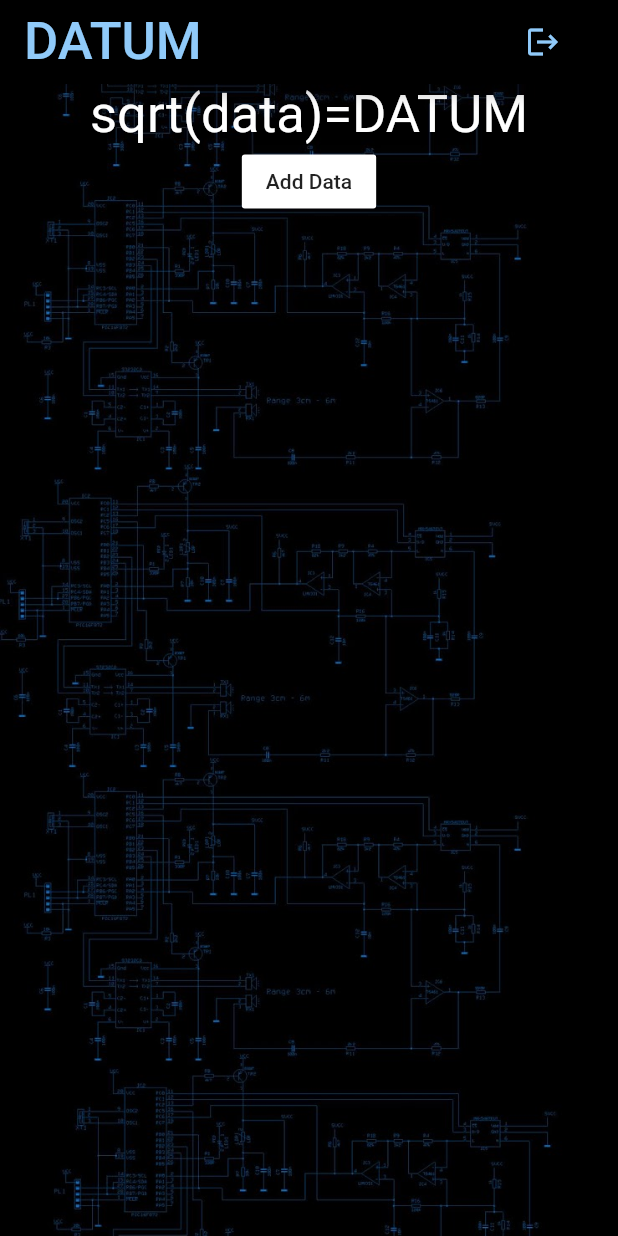
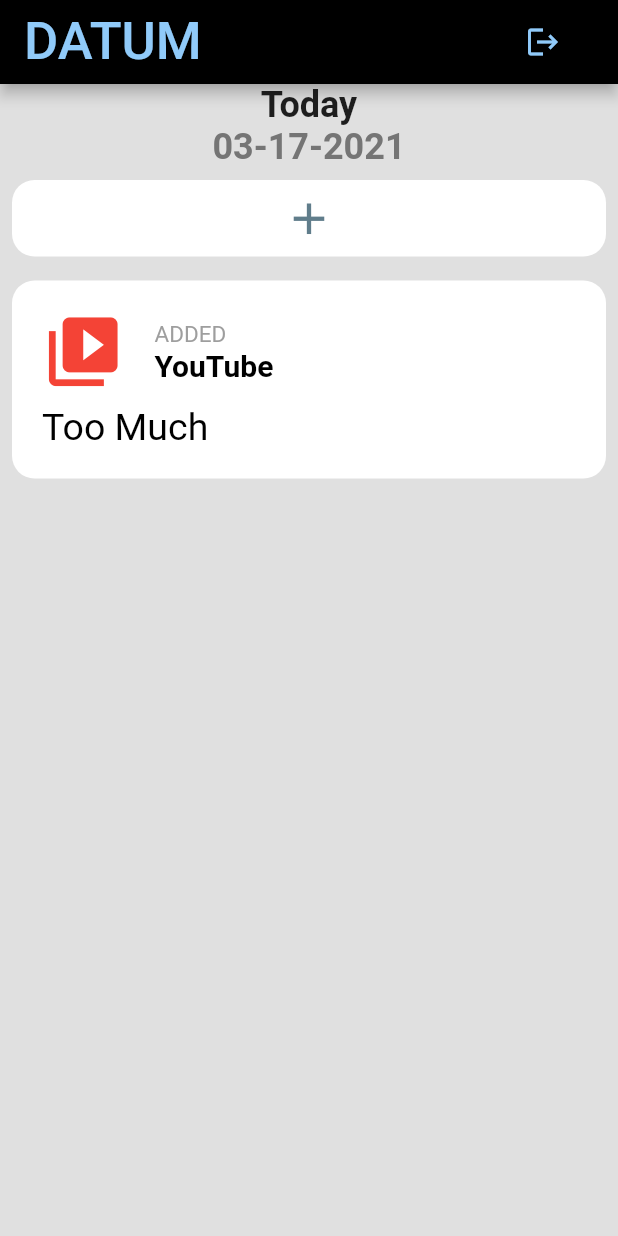
Before and after one commit to araboy24/Datum, a Flutter app: the screen it shows once a user with an empty profile is signed in, on a phone screen of 412 x 824 dp. Run offline on Flutter 3.47's test engine with Material 2 defaults, Android fonts, the phone set to English and light mode, and no system bars; our stand-ins replace cloud_firestore, firebase_auth, firebase_core, flutter_spinkit, google_sign_in; accounts and stored records are empty.

Commit message:
Added haptic home psuedo clone

```diff
--- a/lib/shared/constants.dart
+++ b/lib/shared/constants.dart
@@ -13,8 +13,31 @@ const textInputDecoration = InputDecoration(
 );
 
 const bgDec = BoxDecoration(
-  image: DecorationImage(
-    image: AssetImage('assets/blue_black_bg.jpg'),
-    fit: BoxFit.cover,
-  ),
+  color: Colors.black
+  // image: DecorationImage(
+  //   image: AssetImage('assets/blue_black_bg.jpg'),
+  //   fit: BoxFit.cover,
+  // ),
 );
+
+AppBar basicAppBar(_auth){
+  return AppBar(
+    backgroundColor: Colors.black,
+    title: Text('DATUM', style: TextStyle(
+      fontSize: 35,
+      color: Colors.blue[200],
+    ),
+    ),
+    actions: [
+      FlatButton.icon(onPressed: () async {
+        await _auth.signOut();
+      },
+        icon: Icon(
+          Icons.logout,
+          color: Colors.blue[200],
+        ),
+        label: Text(''),
+      ),
+    ],
+  );
+}
--- /dev/null
+++ b/lib/views/haptic_home.dart
@@ -0,0 +1,104 @@
+import 'package:datum/shared/constants.dart';
+import 'package:flutter/material.dart';
+import 'package:datum/services/auth.dart';
+import 'package:intl/intl.dart';
+
+class HapticHome extends StatefulWidget {
+  @override
+  _HapticHomeState createState() => _HapticHomeState();
+}
+
+class _HapticHomeState extends State<HapticHome> {
+  final AuthService _auth = AuthService();
+  static final DateTime now = DateTime.now();
+  static final DateFormat formatter = DateFormat('MM-dd-yyyy');
+  final String formatted = formatter.format(now);
+   // something like 2013-04-20
+  @override
+  Widget build(BuildContext context) {
+
+    return Scaffold(
+
+      appBar: basicAppBar(_auth),
+      body: Container(
+        width: MediaQuery.of(context).size.width,
+        decoration: BoxDecoration(
+          color: Colors.grey[300],
+        ),
+        child: Column(
+          children: [
+            Text('Today', style: TextStyle(
+              fontSize: 24,
+              fontWeight: FontWeight.bold
+            ),
+            ),
+            Text(formatted, style: TextStyle(
+                fontSize: 24,
+                fontWeight: FontWeight.bold,
+                color: Colors.grey[600]
+              ),
+            ),
+            Container(
+              padding: EdgeInsets.all(8),
+              margin: EdgeInsets.all(8),
+              width: MediaQuery.of(context).size.width - 10,
+              decoration: BoxDecoration(
+                color: Colors.white,
+                borderRadius: BorderRadius.circular(15),
+              ),
+              child: Icon(Icons.add,
+                color: Colors.blueGrey,
+              size: 35,),
+            ),
+            Container(
+              padding: EdgeInsets.all(20),
+              margin: EdgeInsets.all(8),
+              width: MediaQuery.of(context).size.width - 10,
+              decoration: BoxDecoration(
+                color: Colors.white,
+                borderRadius: BorderRadius.circular(15),
+              ),
+              child: Column(
+                crossAxisAlignment: CrossAxisAlignment.start,
+                children: [
+                  Row(
+                    children: [
+                      Icon(Icons.video_collection,
+                        color: Colors.red,
+                        size: 55,),
+                      SizedBox(width: 20,),
+                      Column(
+                        crossAxisAlignment: CrossAxisAlignment.start,
+                        children: [
+                          Text('ADDED', style: TextStyle(
+                            color: Colors.grey[500],
+                            fontSize: 15,
+                          ),
+                          ),
+                          Text('YouTube', style: TextStyle(
+                              color: Colors.black,
+                              fontSize: 20,
+                              fontWeight: FontWeight.bold
+                          ),
+                          ),
+                        ],
+                      )
+                    ],
+                  ),
+                  SizedBox(height: 8,),
+                  Text(
+                    'Too Much',
+                    style: TextStyle(
+                      color: Colors.black,
+                      fontSize: 25,
+                    ),
+                  )
+                ],
+              ),
+            )
+          ],
+        ),
+      ),
+    );
+  }
+}
--- a/lib/views/home.dart
+++ b/lib/views/home.dart
@@ -45,12 +45,12 @@ class _HomeState extends State<Home> {
         decoration: bgDec,
         child: Column(
           children: [
-            Text('sqrt(data)=DATUM',
-                style: TextStyle(
-                  fontSize: 35,
-                  color: Colors.white,
-                ),
-              ),
+            // Text('sqrt(data)=DATUM',
+            //     style: TextStyle(
+            //       fontSize: 35,
+            //       color: Colors.white,
+            //     ),
+            //   ),
             FlatButton(
               color: Colors.white,
               onPressed: () {
@@ -69,6 +69,9 @@ class _HomeState extends State<Home> {
                 ),
               ),
             ),
+            FlatButton(
+              child: Text(''),
+            ),
           ],
         ),
       ),
--- a/lib/views/wrapper.dart
+++ b/lib/views/wrapper.dart
@@ -1,5 +1,6 @@
 import 'package:datum/models/user.dart';
 import 'package:datum/views/authenticate/authenticate.dart';
+import 'package:datum/views/haptic_home.dart';
 import 'package:datum/views/home.dart';
 import 'package:flutter/material.dart';
 import 'package:provider/provider.dart';
@@ -11,7 +12,7 @@ class Wrapper extends StatelessWidget {
     if (user == null) {
       return Authenticate();
     } else {
-      return Home();
+      return HapticHome();
     }
   }
 }
--- a/pubspec.yaml
+++ b/pubspec.yaml
@@ -49,6 +49,9 @@ dev_dependencies:
 
   # Google sign in button
   flutter_signin_button: ^1.1.0
+
+  intl: ^0.16.1
+
   flutter_test:
     sdk: flutter
 
```
Also changed, not shown: lib/services/database.dart (+20 -0 lines), lib/views/add_data.dart (+69 -19 lines), pubspec.lock.
